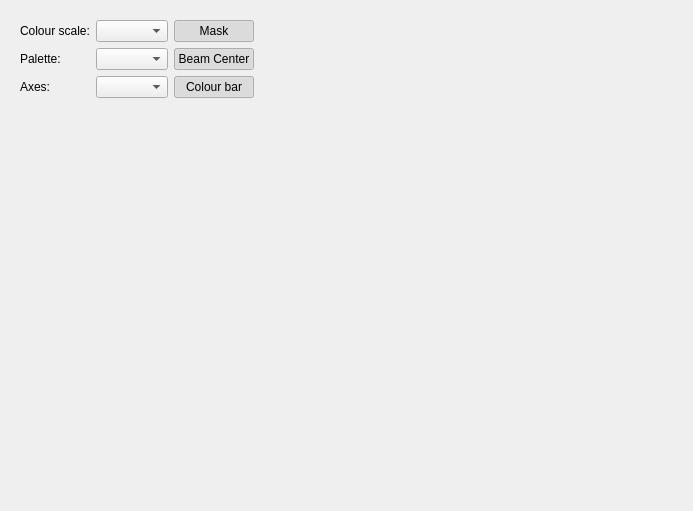
Old version of the form cct/qtgui/core/plotimage/plotimage.ui in the repository awacha/cct.
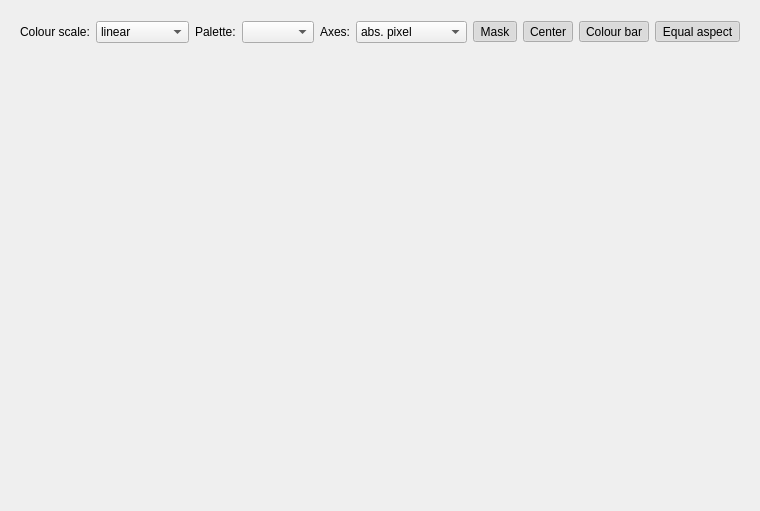
New version of the form. Icons and pictures are not drawn.

Diff of the .ui file:
```diff
--- a/cct/qtgui/core/plotimage/plotimage.ui
+++ b/cct/qtgui/core/plotimage/plotimage.ui
@@ -6,7 +6,7 @@
    <rect>
     <x>0</x>
     <y>0</y>
-    <width>693</width>
+    <width>723</width>
     <height>511</height>
    </rect>
   </property>
@@ -23,49 +23,6 @@
       </sizepolicy>
      </property>
      <layout class="QGridLayout" name="gridLayout">
-      <item row="0" column="6">
-       <widget class="QPushButton" name="showMaskPushButton">
-        <property name="toolTip">
-         <string>Show the mask</string>
-        </property>
-        <property name="text">
-         <string notr="true">Mask</string>
-        </property>
-        <property name="checkable">
-         <bool>true</bool>
-        </property>
-        <property name="checked">
-         <bool>true</bool>
-        </property>
-       </widget>
-      </item>
-      <item row="0" column="1">
-       <widget class="QComboBox" name="colourScaleComboBox">
-        <property name="toolTip">
-         <string>Scaling of the intensity</string>
-        </property>
-        <property name="currentText">
-         <string notr="true"/>
-        </property>
-       </widget>
-      </item>
-      <item row="1" column="0">
-       <widget class="QLabel" name="label_2">
-        <property name="text">
-         <string notr="true">Palette:</string>
-        </property>
-       </widget>
-      </item>
-      <item row="1" column="1">
-       <widget class="QComboBox" name="paletteComboBox">
-        <property name="toolTip">
-         <string>Select the colour palette</string>
-        </property>
-        <property name="currentText">
-         <string notr="true"/>
-        </property>
-       </widget>
-      </item>
       <item row="0" column="0">
        <widget class="QLabel" name="label">
         <property name="text">
@@ -73,56 +30,49 @@
         </property>
        </widget>
       </item>
-      <item row="2" column="0">
-       <widget class="QLabel" name="label_3">
-        <property name="text">
-         <string notr="true">Axes:</string>
-        </property>
-       </widget>
-      </item>
-      <item row="2" column="1">
+      <item row="0" column="7">
        <widget class="QComboBox" name="axesComboBox">
         <property name="toolTip">
          <string>Scaling of the X and Y axes</string>
         </property>
         <property name="currentText">
-         <string notr="true"/>
+         <string notr="true">abs. pixel</string>
         </property>
+        <item>
+         <property name="text">
+          <string>abs. pixel</string>
+         </property>
+        </item>
+        <item>
+         <property name="text">
+          <string>rel. pixel</string>
+         </property>
+        </item>
+        <item>
+         <property name="text">
+          <string>detector radius</string>
+         </property>
+        </item>
+        <item>
+         <property name="text">
+          <string>twotheta</string>
+         </property>
+        </item>
+        <item>
+         <property name="text">
+          <string>q</string>
+         </property>
+        </item>
        </widget>
       </item>
-      <item row="1" column="6">
-       <widget class="QPushButton" name="showBeamPushButton">
-        <property name="toolTip">
-         <string>Show the beam center cross-hair</string>
-        </property>
+      <item row="0" column="2">
+       <widget class="QLabel" name="label_2">
         <property name="text">
-         <string notr="true">Beam Center</string>
+         <string notr="true">Palette:</string>
         </property>
-        <property name="checkable">
-         <bool>true</bool>
-        </property>
-        <property name="checked">
-         <bool>true</bool>
-        </property>
        </widget>
       </item>
-      <item row="2" column="6">
-       <widget class="QPushButton" name="showColourBarPushButton">
-        <property name="toolTip">
-         <string>Show the colour bar</string>
-        </property>
-        <property name="text">
-         <string notr="true">Colour bar</string>
-        </property>
-        <property name="checkable">
-         <bool>true</bool>
-        </property>
-        <property name="checked">
-         <bool>true</bool>
-        </property>
-       </widget>
-      </item>
-      <item row="0" column="9" rowspan="3">
+      <item row="0" column="12">
        <spacer name="horizontalSpacer">
         <property name="orientation">
          <enum>Qt::Horizontal</enum>
@@ -130,11 +80,162 @@
         <property name="sizeHint" stdset="0">
          <size>
           <width>0</width>
-          <height>20</height>
+          <height>24</height>
          </size>
         </property>
        </spacer>
       </item>
+      <item row="0" column="6">
+       <widget class="QLabel" name="axesLabel">
+        <property name="text">
+         <string notr="true">Axes:</string>
+        </property>
+       </widget>
+      </item>
+      <item row="0" column="3">
+       <widget class="QComboBox" name="paletteComboBox">
+        <property name="toolTip">
+         <string>Select the colour palette</string>
+        </property>
+        <property name="currentText">
+         <string notr="true"/>
+        </property>
+       </widget>
+      </item>
+      <item row="0" column="8">
+       <widget class="QToolButton" name="showMaskToolButton">
+        <property name="toolTip">
+         <string>Show the mask</string>
+        </property>
+        <property name="text">
+         <string notr="true">Mask</string>
+        </property>
+        <property name="icon">
+         <iconset resource="../../../resource/icons/icons.qrc">
+          <normaloff>:/icons/flipmask.svg</normaloff>:/icons/flipmask.svg</iconset>
+        </property>
+        <property name="iconSize">
+         <size>
+          <width>24</width>
+          <height>24</height>
+         </size>
+        </property>
+        <property name="checkable">
+         <bool>true</bool>
+        </property>
+        <property name="checked">
+         <bool>true</bool>
+        </property>
+       </widget>
+      </item>
+      <item row="0" column="1">
+       <widget class="QComboBox" name="colourScaleComboBox">
+        <property name="toolTip">
+         <string>Scaling of the intensity</string>
+        </property>
+        <property name="currentText">
+         <string notr="true">linear</string>
+        </property>
+        <item>
+         <property name="text">
+          <string>linear</string>
+         </property>
+        </item>
+        <item>
+         <property name="text">
+          <string>logarithmic</string>
+         </property>
+        </item>
+        <item>
+         <property name="text">
+          <string>square</string>
+         </property>
+        </item>
+        <item>
+         <property name="text">
+          <string>square root</string>
+         </property>
+        </item>
+       </widget>
+      </item>
+      <item row="0" column="9">
+       <widget class="QToolButton" name="showBeamToolButton">
+        <property name="toolTip">
+         <string>Show the beam center cross-hair</string>
+        </property>
+        <property name="text">
+         <string notr="true">Center</string>
+        </property>
+        <property name="icon">
+         <iconset resource="../../../resource/icons/icons.qrc">
+          <normaloff>:/icons/pixelhunt.svg</normaloff>:/icons/pixelhunt.svg</iconset>
+        </property>
+        <property name="iconSize">
+         <size>
+          <width>24</width>
+          <height>24</height>
+         </size>
+        </property>
+        <property name="checkable">
+         <bool>true</bool>
+        </property>
+        <property name="checked">
+         <bool>true</bool>
+        </property>
+       </widget>
+      </item>
+      <item row="0" column="10">
+       <widget class="QToolButton" name="showColourBarToolButton">
+        <property name="toolTip">
+         <string>Show the colour bar</string>
+        </property>
+        <property name="text">
+         <string notr="true">Colour bar</string>
+        </property>
+        <property name="icon">
+         <iconset resource="../../../resource/icons/icons.qrc">
+          <normaloff>:/icons/colorbar.svg</normaloff>:/icons/colorbar.svg</iconset>
+        </property>
+        <property name="iconSize">
+         <size>
+          <width>24</width>
+          <height>24</height>
+         </size>
+        </property>
+        <property name="checkable">
+         <bool>true</bool>
+        </property>
+        <property name="checked">
+         <bool>true</bool>
+        </property>
+       </widget>
+      </item>
+      <item row="0" column="11">
+       <widget class="QToolButton" name="equalAspectToolButton">
+        <property name="toolTip">
+         <string>Set the aspect ratio 1:1 (pixels appear square on the plot)</string>
+        </property>
+        <property name="text">
+         <string>Equal aspect</string>
+        </property>
+        <property name="icon">
+         <iconset resource="../../../resource/icons/icons.qrc">
+          <normaloff>:/icons/aspect_equal.svg</normaloff>:/icons/aspect_equal.svg</iconset>
+        </property>
+        <property name="iconSize">
+         <size>
+          <width>24</width>
+          <height>24</height>
+         </size>
+        </property>
+        <property name="checkable">
+         <bool>true</bool>
+        </property>
+        <property name="checked">
+         <bool>true</bool>
+        </property>
+       </widget>
+      </item>
      </layout>
     </widget>
    </item>
```
Left out of the diff: 13 changed lines with no effect on the pictures.
